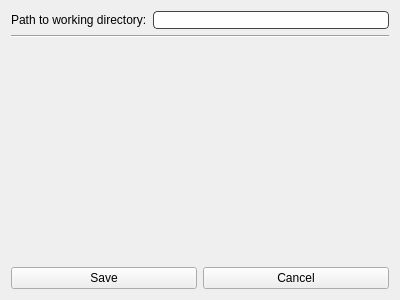
Before: the Qt Designer form configmenu.ui in ilyayae/SpaceTimeHeart, drawn with Qt 5.
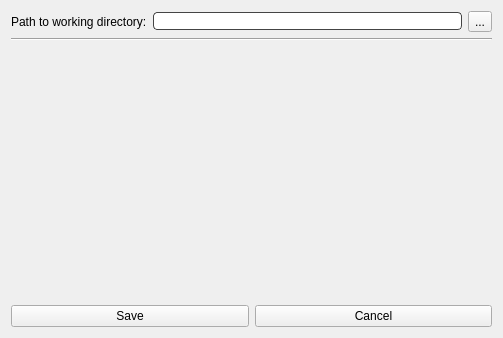
After: the same form once the commit is applied.

The edit to the form file:
```diff
--- a/configmenu.ui
+++ b/configmenu.ui
@@ -6,8 +6,8 @@
    <rect>
     <x>0</x>
     <y>0</y>
-    <width>400</width>
-    <height>300</height>
+    <width>503</width>
+    <height>338</height>
    </rect>
   </property>
   <property name="windowTitle">
@@ -35,6 +35,13 @@
          </property>
         </widget>
        </item>
+       <item>
+        <widget class="QToolButton" name="PTWD_BrowseFilesButton">
+         <property name="text">
+          <string>...</string>
+         </property>
+        </widget>
+       </item>
       </layout>
      </item>
      <item>
```
